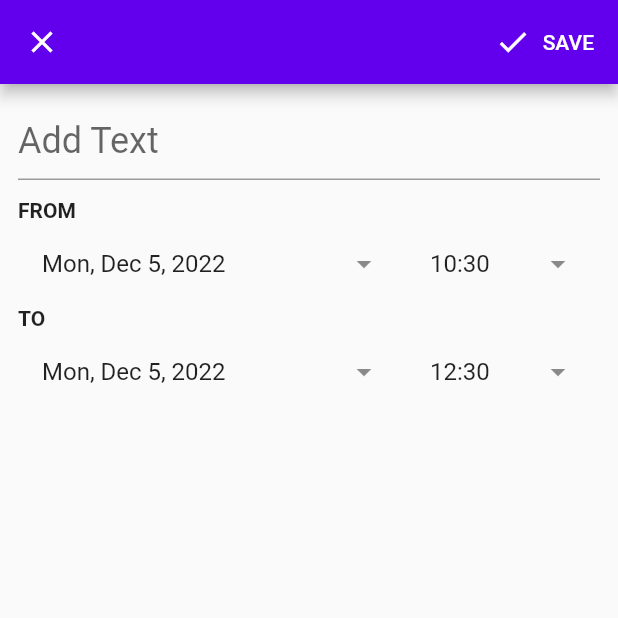
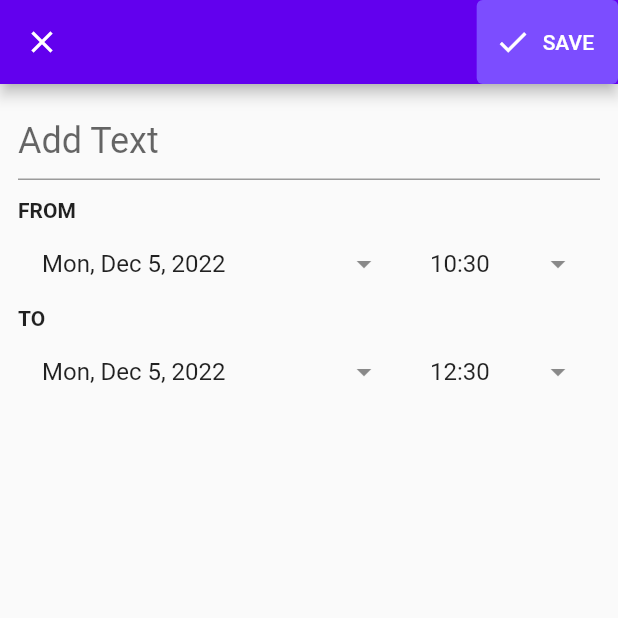
Before and after one commit to AlvinKuruvilla/stand-up, a Flutter app: the EventEditorPage screen opened directly, on a phone screen of 412 x 824 dp, the top half of it. Run offline on Flutter 3.47's test engine with Material 2 defaults, Android fonts, the phone set to English and light mode, and no system bars; drawn by our look-alikes of flutter_settings_screens, overlay_support; our stand-ins replace firebase_core, introduction_screen, syncfusion_flutter_calendar; missing offline and left inert: flutter_stripe; accounts and stored records are empty.

Commit message:
Adjust dark mode color

```diff
--- a/stand_up/lib/Pages/Calendar/event_editor_page.dart
+++ b/stand_up/lib/Pages/Calendar/event_editor_page.dart
@@ -80,7 +80,7 @@ class _EventEditorPageState extends State<EventEditorPage> {
     return [
       ElevatedButton.icon(
           style: ElevatedButton.styleFrom(
-            backgroundColor: Colors.transparent,
+            backgroundColor: Colors.deepPurpleAccent,
             shadowColor: Colors.transparent,
           ),
           onPressed: saveForm,
```
